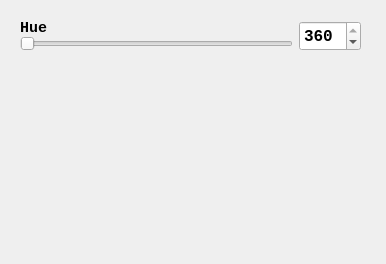
Before: the Qt Designer form Views/sliders.ui in mortalis13/Qt-Color-Picker-Qt, drawn with Qt 5.
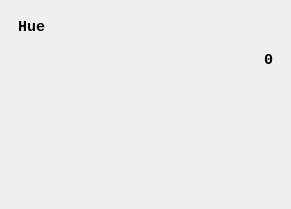
After: the same form once the commit is applied. Custom widgets are drawn as their Qt base class.

What changed in the file:
```diff
--- a/Views/sliders.ui
+++ b/Views/sliders.ui
@@ -1,44 +1,24 @@
 <?xml version="1.0" encoding="UTF-8"?>
 <ui version="4.0">
  <class>Sliders</class>
- <widget class="QDialog" name="Sliders">
+ <widget class="QMainWindow" name="Sliders">
   <property name="geometry">
    <rect>
     <x>0</x>
     <y>0</y>
-    <width>386</width>
-    <height>264</height>
+    <width>291</width>
+    <height>209</height>
    </rect>
   </property>
   <property name="windowTitle">
    <string>Dialog</string>
   </property>
-  <widget class="QWidget" name="widget" native="true">
-   <property name="geometry">
-    <rect>
-     <x>20</x>
-     <y>20</y>
-     <width>341</width>
-     <height>31</height>
-    </rect>
-   </property>
+  <widget class="QWidget" name="centralwidget">
+   <layout class="QVBoxLayout" name="verticalLayout">
+    <item>
+     <widget class="QWidget" name="widget_2" native="true">
    <layout class="QGridLayout" name="gridLayout">
-    <property name="leftMargin">
-     <number>0</number>
-    </property>
-    <property name="topMargin">
-     <number>0</number>
-    </property>
-    <property name="rightMargin">
-     <number>0</number>
-    </property>
-    <property name="bottomMargin">
-     <number>0</number>
-    </property>
-    <property name="verticalSpacing">
-     <number>2</number>
-    </property>
-    <item row="0" column="0" alignment="Qt::AlignBottom">
+       <item row="0" column="0">
      <widget class="QLabel" name="label">
       <property name="font">
        <font>
@@ -53,58 +33,64 @@
       </property>
      </widget>
     </item>
-    <item row="0" column="1" rowspan="2" alignment="Qt::AlignBottom">
-     <widget class="QSpinBox" name="spinBox">
-      <property name="minimumSize">
-       <size>
-        <width>60</width>
-        <height>30</height>
-       </size>
-      </property>
-      <property name="font">
-       <font>
-        <family>Consolas</family>
-        <pointsize>12</pointsize>
-        <weight>75</weight>
-        <bold>true</bold>
-       </font>
-      </property>
-      <property name="maximum">
-       <number>360</number>
-      </property>
-      <property name="value">
-       <number>360</number>
-      </property>
-     </widget>
-    </item>
-    <item row="1" column="0" alignment="Qt::AlignBottom">
-     <widget class="QSlider" name="slHue">
+       <item row="1" column="0">
+        <widget class="HSlider" name="widget" native="true">
+         <property name="sizePolicy">
+          <sizepolicy hsizetype="Expanding" vsizetype="Fixed">
+           <horstretch>0</horstretch>
+           <verstretch>0</verstretch>
+          </sizepolicy>
+         </property>
       <property name="minimumSize">
        <size>
         <width>0</width>
-        <height>0</height>
-       </size>
-      </property>
-      <property name="maximum">
-       <number>360</number>
-      </property>
+           <height>36</height>
+          </size>
+         </property>
+        </widget>
+       </item>
+       <item row="1" column="1">
+        <widget class="QLabel" name="label_2">
+         <property name="font">
+          <font>
+           <family>Consolas</family>
+           <pointsize>11</pointsize>
+           <weight>75</weight>
+           <bold>true</bold>
+          </font>
+         </property>
+         <property name="text">
+          <string>0</string>
+         </property>
+        </widget>
+       </item>
+      </layout>
+     </widget>
+    </item>
+    <item>
+     <spacer name="verticalSpacer">
       <property name="orientation">
-       <enum>Qt::Horizontal</enum>
+       <enum>Qt::Vertical</enum>
       </property>
-      <property name="invertedAppearance">
-       <bool>false</bool>
+      <property name="sizeHint" stdset="0">
+       <size>
+        <width>20</width>
+        <height>217</height>
+       </size>
       </property>
-      <property name="invertedControls">
-       <bool>false</bool>
-      </property>
-      <property name="tickPosition">
-       <enum>QSlider::NoTicks</enum>
-      </property>
-     </widget>
+     </spacer>
     </item>
    </layout>
   </widget>
  </widget>
+ <customwidgets>
+  <customwidget>
+   <class>HSlider</class>
+   <extends>QWidget</extends>
+   <header>Widgets\Sliders\hslider.h</header>
+   <container>1</container>
+  </customwidget>
+ </customwidgets>
  <resources/>
  <connections>
   <connection>
```
Left out of the diff: 37 changed lines with no effect on the pictures. Lines whose indentation alone changed are shown as unchanged.
